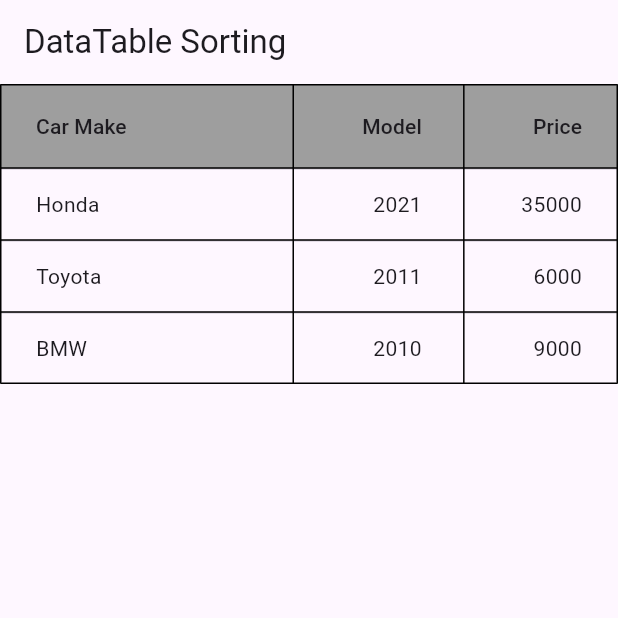
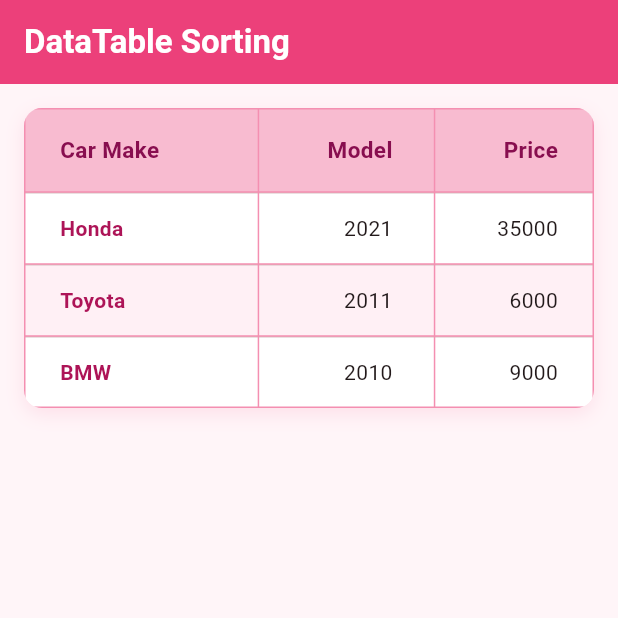
Before and after one commit to aisyahjen/TMA3084_G02_106351_Lab05_Lesson07, a Flutter app: the CarTablePage screen opened directly, on a phone screen of 412 x 824 dp, the top half of it. Run offline on Flutter 3.47's test engine with Material 3 defaults, Android fonts, the phone set to English and light mode, and no system bars.

Commit message:
fix(lab-a): update Lab A code

```diff
--- a/lab_b/lib/main.dart
+++ b/lab_b/lib/main.dart
@@ -14,9 +14,10 @@ class MyApp extends StatelessWidget {
 
   @override
   Widget build(BuildContext context) {
-    return const MaterialApp(
+    return MaterialApp(
       debugShowCheckedModeBanner: false,
-      home: CarTablePage(),
+      theme: ThemeData(colorSchemeSeed: Colors.pink, useMaterial3: true),
+      home: const CarTablePage(),
     );
   }
 }
@@ -53,15 +54,43 @@ class _CarTablePageState extends State<CarTablePage> {
   @override
   Widget build(BuildContext context) {
     return Scaffold(
-      appBar: AppBar(title: const Text('DataTable Sorting')),
+      backgroundColor: const Color(0xFFFFF5F8),
+      appBar: AppBar(
+        title: const Text(
+          'DataTable Sorting',
+          style: TextStyle(color: Colors.white, fontWeight: FontWeight.bold),
+        ),
+        backgroundColor: Colors.pink.shade400,
+      ),
       body: SingleChildScrollView(
-        child: SizedBox(
+        padding: const EdgeInsets.all(16),
+        child: Container(
           width: double.infinity,
+          decoration: BoxDecoration(
+            color: Colors.white,
+            borderRadius: BorderRadius.circular(12),
+            boxShadow: [
+              BoxShadow(
+                color: Colors.pink.withValues(alpha: 0.1),
+                blurRadius: 10,
+                offset: const Offset(0, 4),
+              ),
+            ],
+          ),
+          child: ClipRRect(
+            borderRadius: BorderRadius.circular(12),
             child: DataTable(
               sortColumnIndex: sortColumnIndex,
               sortAscending: sortAscending,
-            border: TableBorder.all(color: Colors.black),
-            headingRowColor: WidgetStateProperty.all<Color>(Colors.grey),
+              border: TableBorder.all(color: Colors.pink.shade200),
+              headingRowColor: WidgetStateProperty.all<Color>(
+                Colors.pink.shade100,
+              ),
+              headingTextStyle: TextStyle(
+                fontWeight: FontWeight.bold,
+                color: Colors.pink.shade900,
+                fontSize: 15,
+              ),
               columns: [
                 DataColumn(
                   label: const Text('Car Make'),
@@ -82,18 +111,30 @@ class _CarTablePageState extends State<CarTablePage> {
                 ),
               ],
               rows: [
-              for (final car in cars)
+                for (int index = 0; index < cars.length; index++)
                   DataRow(
+                    color: WidgetStateProperty.all<Color>(
+                      index.isEven ? Colors.white : const Color(0xFFFFF0F5),
+                    ),
                     cells: [
-                    DataCell(Text(car.make)),
-                    DataCell(Text('${car.model}')),
-                    DataCell(Text('${car.price}')),
+                      DataCell(
+                        Text(
+                          cars[index].make,
+                          style: TextStyle(
+                            fontWeight: FontWeight.w600,
+                            color: Colors.pink.shade800,
+                          ),
+                        ),
+                      ),
+                      DataCell(Text('${cars[index].model}')),
+                      DataCell(Text('${cars[index].price}')),
                     ],
                   ),
               ],
             ),
           ),
         ),
+      ),
     );
   }
 }
```
Also changed, not shown: lab_a/lib/main.dart (+28 -8 lines), lab_a/lib/screen2.dart (+29 -7 lines), lab_a/lib/screen3.dart (+29 -7 lines), lab_a/lib/screen4.dart (+29 -7 lines). Lines whose indentation alone changed are shown as unchanged.
